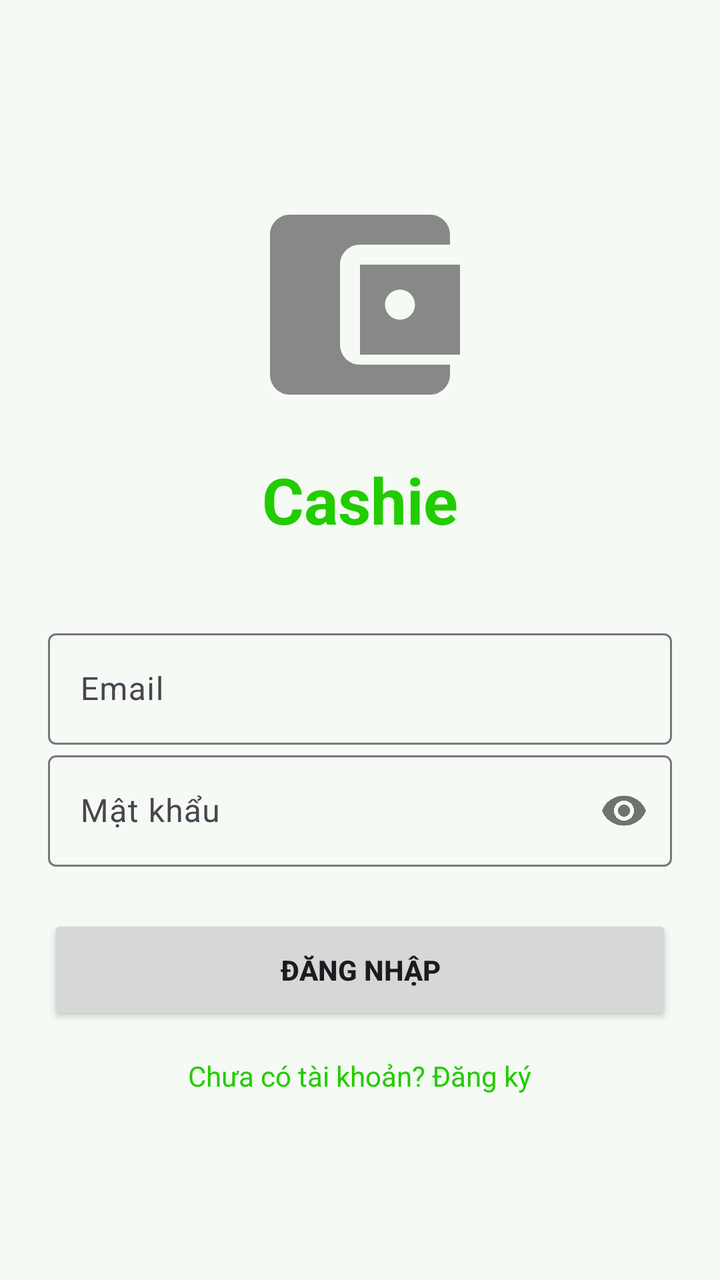
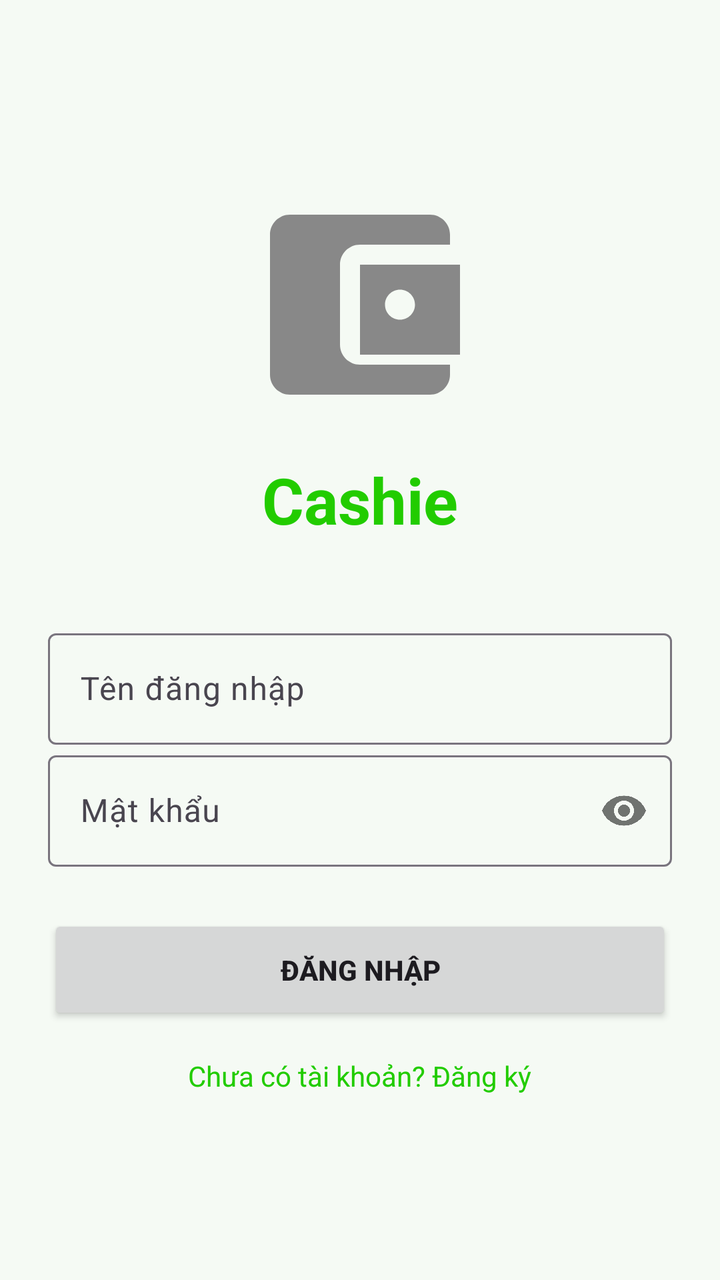

Before-and-after screenshots of an Android layout around one commit, followed by the original layout XML and the change that was made.
<!-- AndroidManifest.xml: application theme Theme.Cashie -->
<!-- res/layout/activity_login.xml -->
<?xml version="1.0" encoding="utf-8"?>
<LinearLayout
    xmlns:android="http://schemas.android.com/apk/res/android"
    xmlns:app="http://schemas.android.com/apk/res-auto"
    android:layout_width="match_parent"
    android:layout_height="match_parent"
    android:orientation="vertical"
    android:gravity="center"
    android:padding="24dp"
    android:background="@color/bg_screen">

    <ImageView
        android:layout_width="120dp"
        android:layout_height="120dp"
        android:src="@drawable/ic_wallet"/>

    <TextView
        android:layout_width="wrap_content"
        android:layout_height="wrap_content"
        android:text="Cashie"
        android:textSize="32sp"
        android:textStyle="bold"
        android:textColor="@color/green_primary"
        android:layout_marginTop="16dp"/>

    <com.google.android.material.textfield.TextInputLayout
        android:layout_width="match_parent"
        android:layout_height="wrap_content"
        android:layout_marginTop="40dp">

        <com.google.android.material.textfield.TextInputEditText
            android:id="@+id/edtEmail"
            android:hint="Email"
            android:layout_width="match_parent"
            android:layout_height="wrap_content"/>
    </com.google.android.material.textfield.TextInputLayout>

    <com.google.android.material.textfield.TextInputLayout
        android:layout_width="match_parent"
        android:layout_height="wrap_content"
        app:passwordToggleEnabled="true">

        <com.google.android.material.textfield.TextInputEditText
            android:id="@+id/edtPassword"
            android:hint="Mật khẩu"
            android:inputType="textPassword"
            android:layout_width="match_parent"
            android:layout_height="wrap_content"/>
    </com.google.android.material.textfield.TextInputLayout>

    <Button
        android:id="@+id/btnLogin"
        android:layout_width="match_parent"
        android:layout_height="55dp"
        android:text="Đăng nhập"
        android:textStyle="bold"
        android:layout_marginTop="24dp"/>

    <TextView
        android:id="@+id/txtRegister"
        android:layout_width="wrap_content"
        android:layout_height="wrap_content"
        android:text="Chưa có tài khoản? Đăng ký"
        android:textColor="@color/green_primary"
        android:layout_marginTop="16dp"/>

</LinearLayout>
<!-- resources referenced by this layout -->
<resources>
  <color name="bg_screen">#F5FAF4</color>
  <color name="green_primary">#22CC00</color>
  <!-- drawable ic_wallet (drawable) -->
  <?xml version="1.0" encoding="utf-8"?>
  <vector xmlns:android="http://schemas.android.com/apk/res/android"
      android:width="24dp"
      android:height="24dp"
      android:viewportWidth="24"
      android:viewportHeight="24">
      <path
          android:fillColor="#FF888888"
          android:pathData="M21,18v1c0,1.1-0.9,2-2,2H5c-1.11,0-2-0.9-2-2V5c0-1.1,0.89-2,2-2h14c1.1,0 2,0.9 2,2v1h-9c-1.11,0-2,0.9-2,2v8c0,1.1,0.89,2 2,2h9zM12,17h10V8H12v9zM16,13.5c-0.83,0-1.5-0.67-1.5-1.5s0.67-1.5 1.5-1.5 1.5,0.67 1.5,1.5-0.67,1.5-1.5,1.5z" />
  </vector>
  <style name="Theme.Cashie" parent="Theme.Material3.DayNight.NoActionBar">
          <item name="colorPrimary">@color/green_primary</item>
          <item name="colorPrimaryVariant">@color/green_dark</item>
          <item name="colorOnPrimary">@color/white</item>
          <item name="colorSecondary">@color/green_dark</item>
          <item name="android:colorBackground">@color/bg_screen</item>
          <item name="android:statusBarColor">@color/white</item>
          <item name="android:windowLightStatusBar">true</item>
      </style>
  <color name="green_dark">#1AA300</color>
  <color name="white">#FFFFFF</color>
</resources>

<!-- the commit's change to res/layout/activity_login.xml (unified diff, before → after) -->
@@ -29,10 +29,10 @@
         android:layout_marginTop="40dp">
 
         <com.google.android.material.textfield.TextInputEditText
-            android:id="@+id/edtEmail"
-            android:hint="Email"
+            android:id="@+id/edtUsername"
             android:layout_width="match_parent"
-            android:layout_height="wrap_content"/>
+            android:layout_height="wrap_content"
+            android:hint="Tên đăng nhập"/>
     </com.google.android.material.textfield.TextInputLayout>
 
     <com.google.android.material.textfield.TextInputLayout
